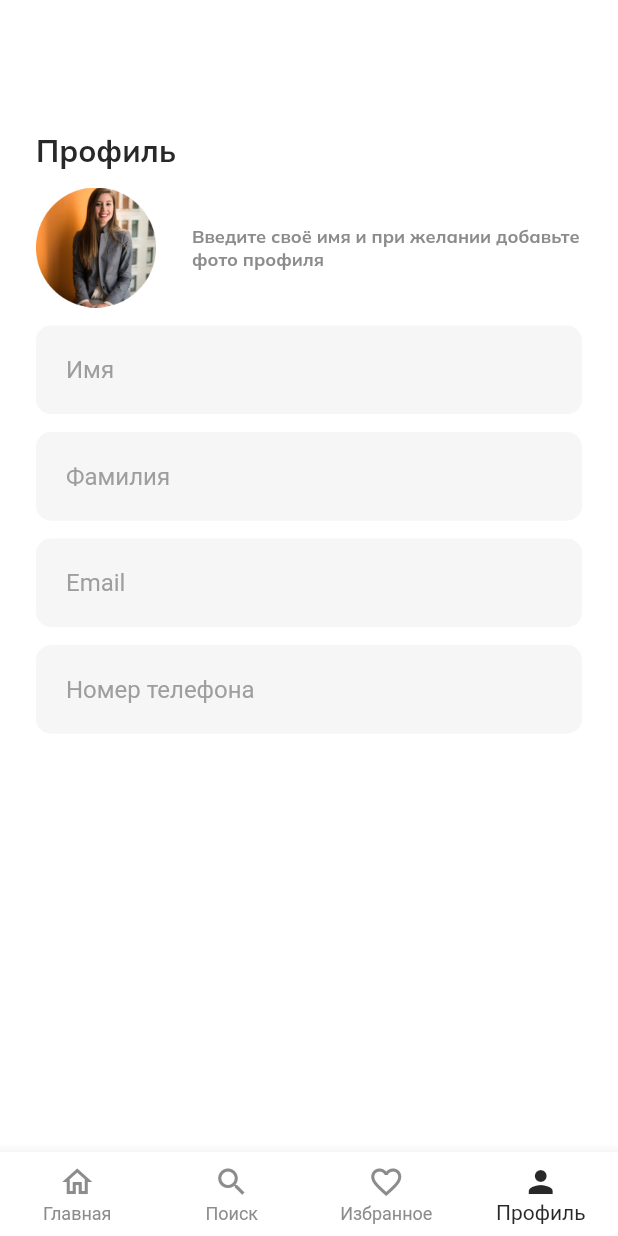
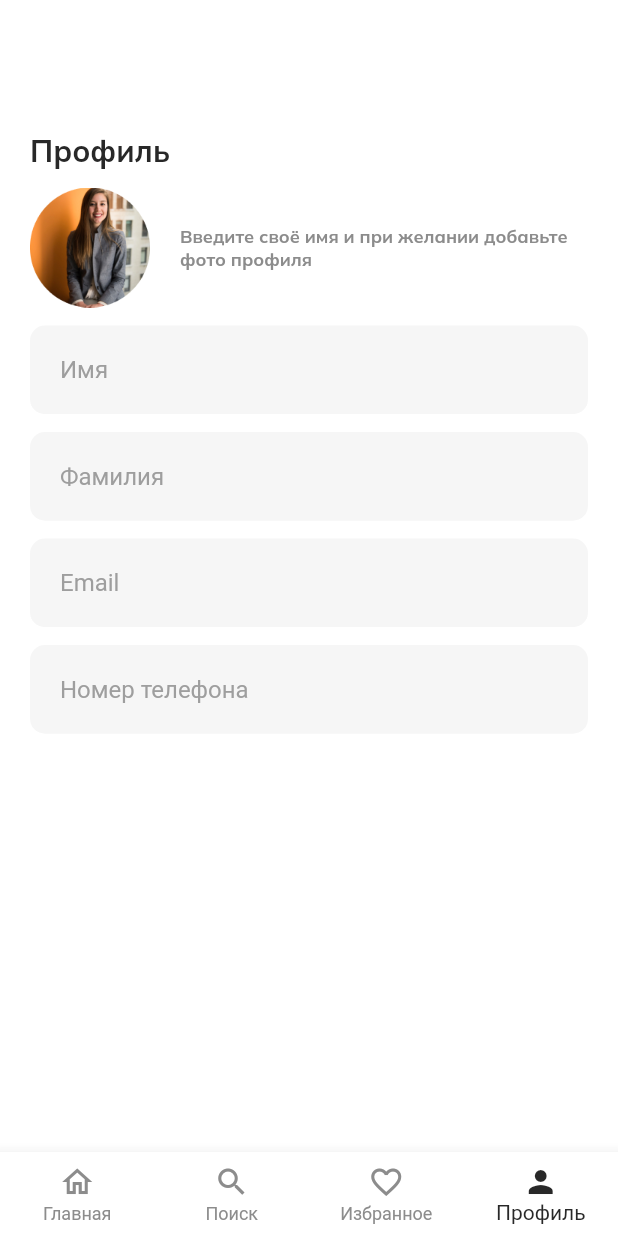
Before and after one commit to IlyaKachelovskiy/group, a Flutter app: the ProfileScreen screen opened by its route, on a phone screen of 412 x 824 dp. Run offline on Flutter 3.47's test engine with Material 2 defaults, Android fonts, the phone set to English and light mode, and no system bars; our stand-ins replace auto_route; network calls fail.

Commit message:
010: добавил стили и обновил отступы

```diff
--- a/lib/core/constants/ui_kit_dimen.dart
+++ b/lib/core/constants/ui_kit_dimen.dart
@@ -4,10 +4,10 @@ class UiKitDimen {
   static const baseRadius = 10.0;
 
   static const paddingSmall = 12.0;
-  static const paddingMedium = 24.0;
+  static const paddingMedium = 20.0;
 
   static const heightSmall = 12.0;
 
   static const widthSmall = 12.0;
-  static const widthMedium = 24.0;
+  static const widthMedium = 20.0;
 }
--- a/lib/core/constants/ui_kit_text_style.dart
+++ b/lib/core/constants/ui_kit_text_style.dart
@@ -1,18 +1,26 @@
 import 'package:flutter/material.dart';
 import 'package:group/core/constants/ui_kit_colors.dart';
 
+/// TODO: сделать нормально стили
 class UiKitTextStyle {
   static TextStyle get splashScreenTitle => const TextStyle(
-    fontSize: 20,
-    fontWeight: FontWeight.w700,
-    fontFamily: 'Mulish',
+        fontSize: 32,
+        fontWeight: FontWeight.bold,
+        fontFamily: 'Mulish-Bold',
         color: UiKitColors.black,
       );
 
-  static TextStyle get pageTitle => const TextStyle(
+  static TextStyle get pageMainTitle => const TextStyle(
         fontSize: 20,
-        fontWeight: FontWeight.w700,
-        fontFamily: 'Mulish',
+        fontWeight: FontWeight.bold,
+        fontFamily: 'Mulish-Bold',
+        color: UiKitColors.black,
+      );
+
+  static TextStyle get title => const TextStyle(
+        fontSize: 14,
+        fontWeight: FontWeight.bold,
+        fontFamily: 'Mulish-Bold',
         color: UiKitColors.black,
       );
 
@@ -23,4 +31,10 @@ class UiKitTextStyle {
         color: UiKitColors.gray,
       );
 
+  static TextStyle get descriptionBold => const TextStyle(
+        fontSize: 12,
+        fontWeight: FontWeight.bold,
+        fontFamily: 'Mulish-Bold',
+        color: UiKitColors.gray,
+      );
 }
--- a/lib/presentation/base_widgets/base_text_field.dart
+++ b/lib/presentation/base_widgets/base_text_field.dart
@@ -13,8 +13,10 @@ class BaseTextField extends TextField {
             fillColor: UiKitColors.mainGray,
             hintText: hintText,
             hintStyle: const TextStyle(color: Colors.grey),
-            contentPadding:
-                const EdgeInsets.symmetric(horizontal: 20, vertical: 20),
+            contentPadding: const EdgeInsets.symmetric(
+              horizontal: UiKitDimen.paddingMedium,
+              vertical: UiKitDimen.paddingMedium,
+            ),
             focusedBorder: OutlineInputBorder(
               borderSide: const BorderSide(color: UiKitColors.mainGray),
               borderRadius: BorderRadius.circular(UiKitDimen.baseRadius),
--- a/lib/presentation/screens/profile/profile_screen.dart
+++ b/lib/presentation/screens/profile/profile_screen.dart
@@ -21,7 +21,7 @@ class ProfileScreen extends StatelessWidget {
               const SizedBox(height: UiKitDimen.baseTopPageMargin),
               Text(
                 StringProvider.profileScreenTitle,
-                style: UiKitTextStyle.splashScreenTitle,
+                style: UiKitTextStyle.pageMainTitle,
               ),
               const SizedBox(height: UiKitDimen.heightSmall),
               Row(
--- a/pubspec.yaml
+++ b/pubspec.yaml
@@ -37,6 +37,10 @@ flutter:
       fonts:
         - asset: fonts/Mulish.ttf
 
+    - family: Mulish-Bold
+      fonts:
+        - asset: fonts/Mulish-Bold.ttf
+
   # fonts:
   #   - family: Schyler
   #     fonts:
```
Also changed, not shown: fonts/Mulish-Bold.ttf (added). Lines whose indentation alone changed are shown as unchanged.
